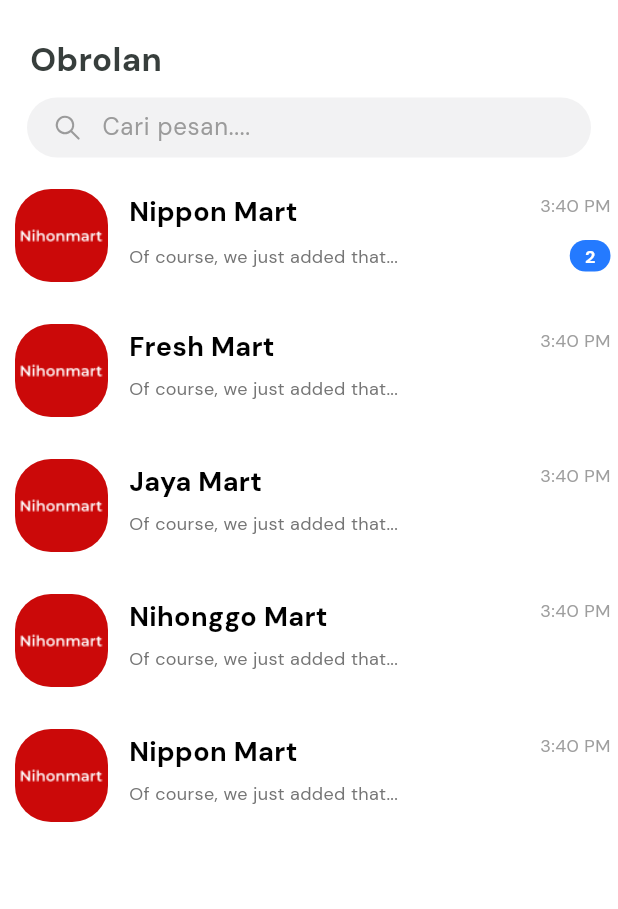
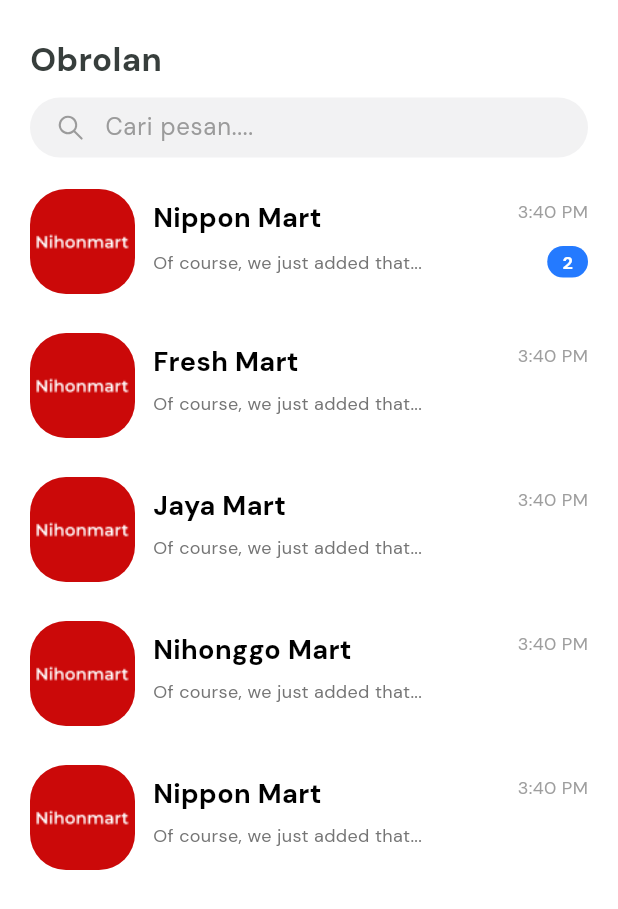
Before and after one commit to RayhanLauzzadani/abc-project, a Flutter app: the ChatListPage screen opened directly, on a phone screen of 412 x 824 dp. Shown: the top 909 px of the screen. Run offline on Flutter 3.47's test engine with Material 3 defaults, Android fonts, the phone set to English and light mode, and no system bars; our stand-ins replace another_flushbar, camera, cloud_firestore, dotted_border, firebase_auth, firebase_core and 11 more; missing offline and left inert: google_mlkit_text_recognition; accounts and stored records are empty.

Commit message:
style (buyer): styling chat page

```diff
--- a/lib/buyer/features/chat/chat_list_page.dart
+++ b/lib/buyer/features/chat/chat_list_page.dart
@@ -63,7 +63,7 @@
             ),
             // Search Bar (pakai SearchBar global, ganti hintText)
             Padding(
-              padding: const EdgeInsets.symmetric(horizontal: 18),
+              padding: const EdgeInsets.symmetric(horizontal: 20),
               child: custom_widgets.SearchBar(
                 controller: _searchController,
                 onChanged: (val) => setState(() => searchQuery = val),
--- a/lib/widgets/chat_list_card.dart
+++ b/lib/widgets/chat_list_card.dart
@@ -30,15 +30,16 @@
       borderRadius: BorderRadius.circular(23),
       onTap: onTap,
       child: Container(
-        padding: const EdgeInsets.symmetric(vertical: 13),
+        // Ubah padding horizontal menjadi 20 sesuai referensi
+        padding: const EdgeInsets.symmetric(horizontal: 20, vertical: 13),
         child: Row(
           crossAxisAlignment: CrossAxisAlignment.start,
           children: [
-            // Avatar (kotak rounded lebih besar)
+            // Avatar (ukuran 70 x 70, margin kanan saja)
             Container(
-              width: 62,
-              height: 62,
-              margin: const EdgeInsets.only(left: 10, right: 14, top: 0, bottom: 2),
+              width: 70,
+              height: 70,
+              margin: const EdgeInsets.only(right: 12),
               decoration: BoxDecoration(
                 color: Colors.grey[200],
                 borderRadius: BorderRadius.circular(24),
@@ -64,7 +65,7 @@
             // Chat info (expanded)
             Expanded(
               child: Padding(
-                padding: const EdgeInsets.only(top: 2, bottom: 2, right: 5),
+                padding: const EdgeInsets.only(top: 6, bottom: 2),
                 child: Column(
                   crossAxisAlignment: CrossAxisAlignment.start,
                   children: [
@@ -84,7 +85,8 @@
                             overflow: TextOverflow.ellipsis,
                           ),
                         ),
-                        const SizedBox(width: 7),
+                        // Jam
+                        const SizedBox(width: 12),
                         Text(
                           time,
                           style: GoogleFonts.dmSans(
```
